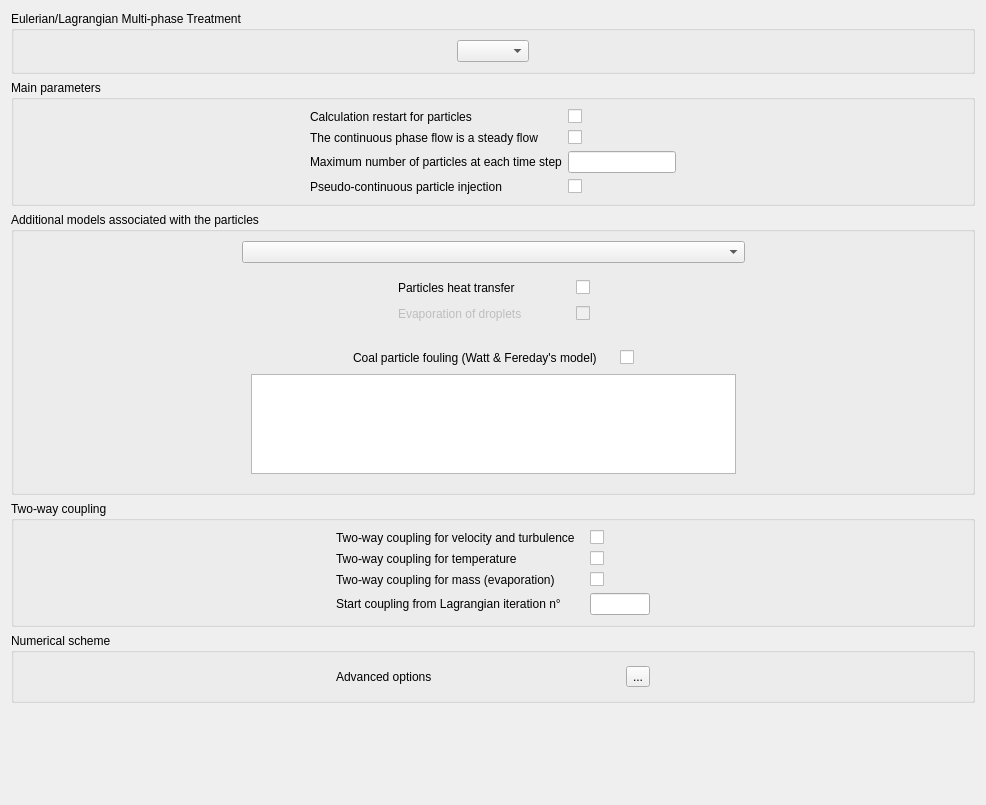
Above: gui/Pages/LagrangianForm.ui from code-saturne/code_saturne before the change. Below: the same form after it.
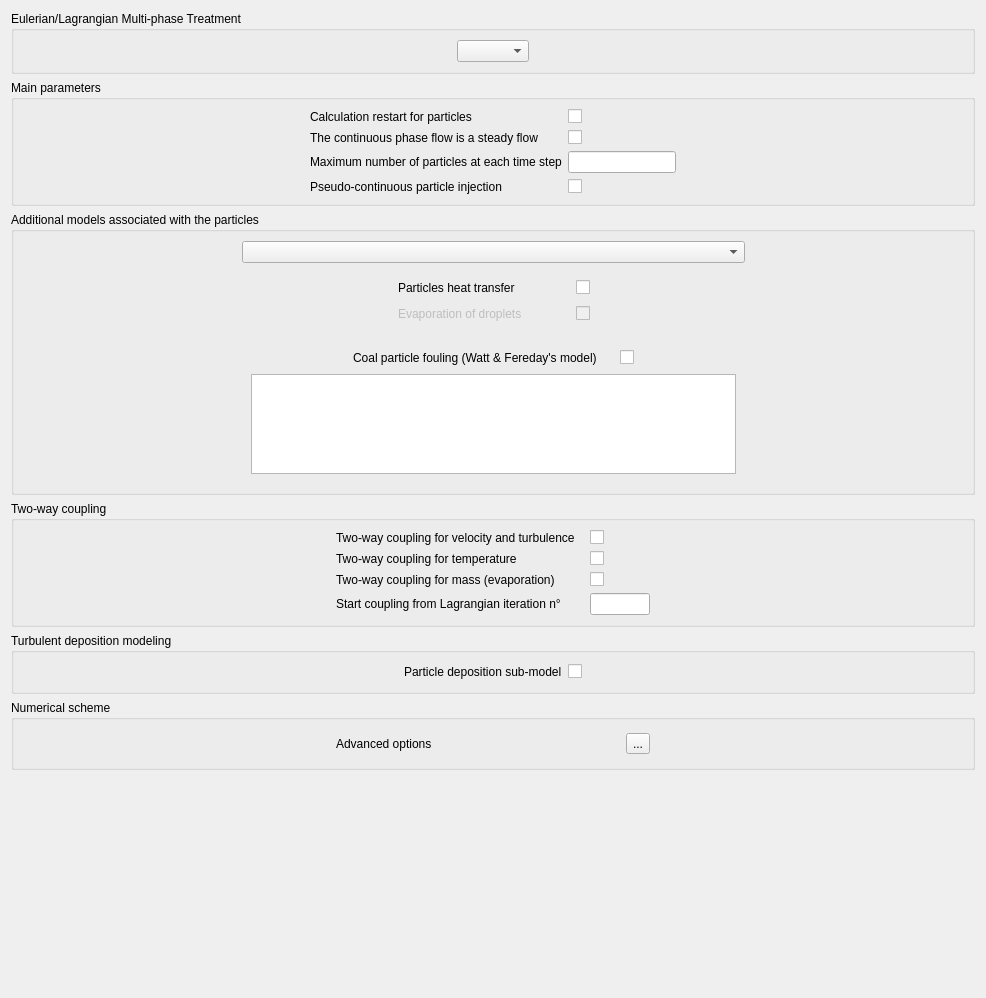
That is the form after the change. Icons and pictures are not drawn.

Commit message: Lag. module: Possible activation of the particle deposition submodel through the GUI

Diff of the .ui file:
```diff
--- a/gui/Pages/LagrangianForm.ui
+++ b/gui/Pages/LagrangianForm.ui
@@ -7,7 +7,7 @@
     <x>0</x>
     <y>0</y>
     <width>986</width>
-    <height>805</height>
+    <height>998</height>
    </rect>
   </property>
   <property name="windowTitle">
@@ -556,6 +556,65 @@
        </layout>
       </widget>
      </item>
+     <item>
+      <widget class="QGroupBox" name="groupBox_turbdepo">
+       <property name="title">
+        <string>Turbulent deposition modeling</string>
+       </property>
+       <layout class="QHBoxLayout" name="horizontalLayout_9">
+        <item>
+         <spacer name="horizontalSpacer_6">
+          <property name="orientation">
+           <enum>Qt::Horizontal</enum>
+          </property>
+          <property name="sizeHint" stdset="0">
+           <size>
+            <width>40</width>
+            <height>20</height>
+           </size>
+          </property>
+         </spacer>
+        </item>
+        <item>
+         <layout class="QGridLayout" name="gridLayout_6">
+          <item row="0" column="0">
+           <widget class="QLabel" name="labelIENCRA_2">
+            <property name="toolTip">
+             <string>Code_Saturne key word: IDEPST</string>
+            </property>
+            <property name="text">
+             <string>Particle deposition sub-model</string>
+            </property>
+           </widget>
+          </item>
+          <item row="0" column="1">
+           <widget class="QCheckBox" name="checkBoxIDEPST">
+            <property name="toolTip">
+             <string>Code_Saturne key word: IDEPST</string>
+            </property>
+            <property name="text">
+             <string/>
+            </property>
+           </widget>
+          </item>
+         </layout>
+        </item>
+        <item>
+         <spacer name="horizontalSpacer_5">
+          <property name="orientation">
+           <enum>Qt::Horizontal</enum>
+          </property>
+          <property name="sizeHint" stdset="0">
+           <size>
+            <width>40</width>
+            <height>20</height>
+           </size>
+          </property>
+         </spacer>
+        </item>
+       </layout>
+      </widget>
+     </item>
      <item>
       <widget class="QGroupBox" name="groupBox">
        <property name="title">
@@ -634,7 +693,7 @@
      </item>
     </layout>
    </item>
-   <item row="1" column="0">
+   <item row="2" column="0">
     <spacer>
      <property name="orientation">
       <enum>Qt::Vertical</enum>
```
Left out of the diff: 20 changed lines with no effect on the pictures. The commit also changes 5 other files.
